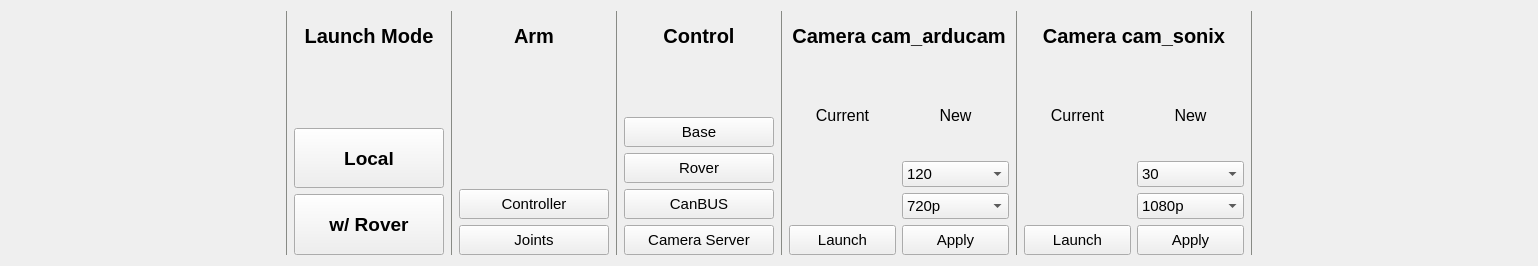
First picture: the form in rover_launch_control/resource/rover_launch_control.ui, repository robotique-udes/rover, before the edit.
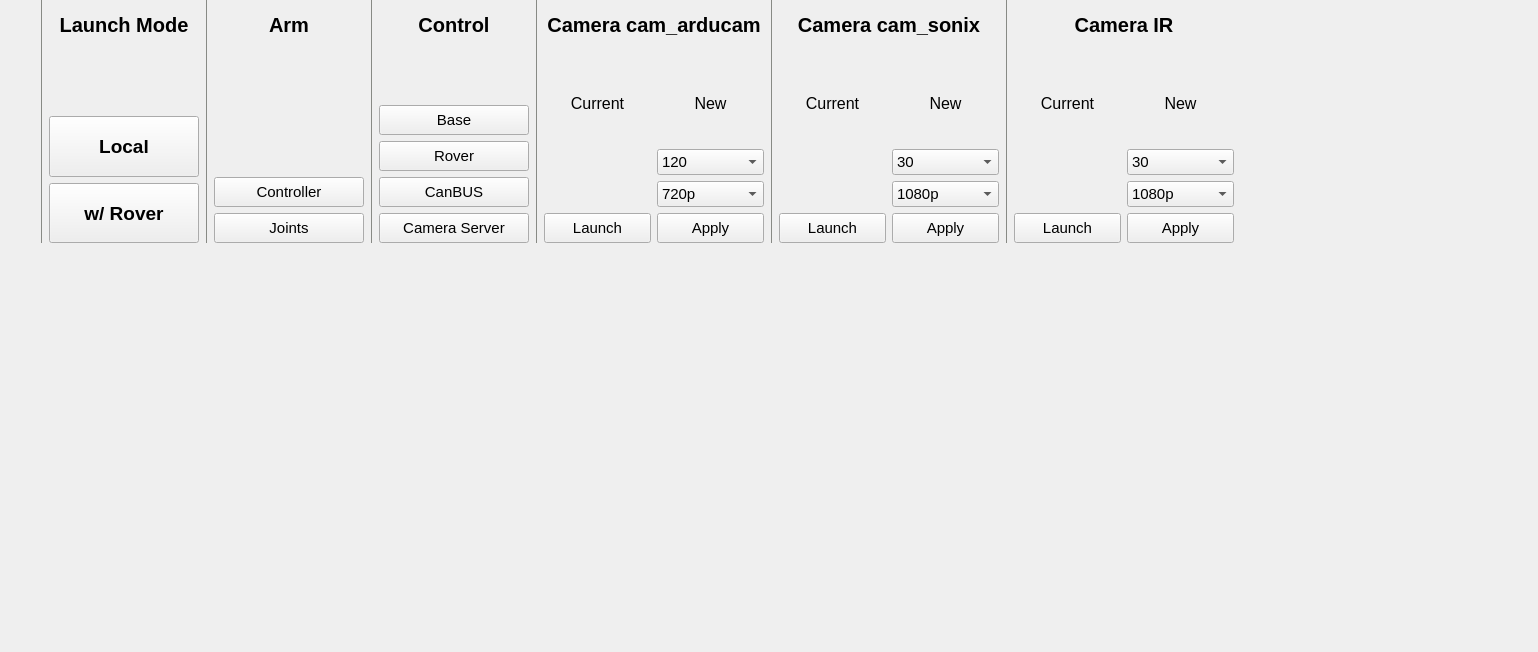
Second picture: the form after the edit.

Commit message: Added IR cam support

Diff of the .ui file:
```diff
--- a/rover_launch_control/resource/rover_launch_control.ui
+++ b/rover_launch_control/resource/rover_launch_control.ui
@@ -13,13 +13,13 @@
     <x>0</x>
     <y>0</y>
     <width>1538</width>
-    <height>266</height>
+    <height>652</height>
    </rect>
   </property>
   <property name="maximumSize">
    <size>
     <width>10000</width>
-    <height>266</height>
+    <height>10000</height>
    </size>
   </property>
   <property name="font">
@@ -41,8 +41,7 @@
   <property name="styleSheet">
    <string notr="true"/>
   </property>
-  <layout class="QGridLayout" name="gridLayout_2">
-   <item row="0" column="0">
+  <widget class="QWidget" name="">
     <layout class="QVBoxLayout" name="verticalLayout_16">
      <item>
       <layout class="QHBoxLayout" name="horizontalLayout_6">
@@ -1584,6 +1583,418 @@
          </property>
         </widget>
        </item>
+      <item>
+       <layout class="QVBoxLayout" name="verticalLayout_15">
+        <item>
+         <layout class="QVBoxLayout" name="verticalLayout_17">
+          <item>
+           <widget class="QLabel" name="label_10">
+            <property name="sizePolicy">
+             <sizepolicy hsizetype="MinimumExpanding" vsizetype="MinimumExpanding">
+              <horstretch>0</horstretch>
+              <verstretch>0</verstretch>
+             </sizepolicy>
+            </property>
+            <property name="minimumSize">
+             <size>
+              <width>220</width>
+              <height>50</height>
+             </size>
+            </property>
+            <property name="maximumSize">
+             <size>
+              <width>16777215</width>
+              <height>50</height>
+             </size>
+            </property>
+            <property name="font">
+             <font>
+              <family>Ubuntu</family>
+              <pointsize>15</pointsize>
+              <weight>75</weight>
+              <bold>true</bold>
+             </font>
+            </property>
+            <property name="text">
+             <string>Camera IR</string>
+            </property>
+            <property name="textFormat">
+             <enum>Qt::AutoText</enum>
+            </property>
+            <property name="scaledContents">
+             <bool>false</bool>
+            </property>
+            <property name="alignment">
+             <set>Qt::AlignCenter</set>
+            </property>
+           </widget>
+          </item>
+          <item>
+           <layout class="QHBoxLayout" name="horizontalLayout_7">
+            <item>
+             <layout class="QVBoxLayout" name="verticalLayout_18">
+              <item>
+               <spacer name="verticalSpacer_8">
+                <property name="orientation">
+                 <enum>Qt::Vertical</enum>
+                </property>
+                <property name="sizeHint" stdset="0">
+                 <size>
+                  <width>20</width>
+                  <height>40</height>
+                 </size>
+                </property>
+               </spacer>
+              </item>
+              <item>
+               <widget class="QLabel" name="label_11">
+                <property name="sizePolicy">
+                 <sizepolicy hsizetype="MinimumExpanding" vsizetype="MinimumExpanding">
+                  <horstretch>0</horstretch>
+                  <verstretch>0</verstretch>
+                 </sizepolicy>
+                </property>
+                <property name="maximumSize">
+                 <size>
+                  <width>16777215</width>
+                  <height>15</height>
+                 </size>
+                </property>
+                <property name="font">
+                 <font>
+                  <family>Ubuntu</family>
+                  <pointsize>12</pointsize>
+                  <weight>50</weight>
+                  <bold>false</bold>
+                 </font>
+                </property>
+                <property name="text">
+                 <string>Current</string>
+                </property>
+                <property name="textFormat">
+                 <enum>Qt::AutoText</enum>
+                </property>
+                <property name="scaledContents">
+                 <bool>false</bool>
+                </property>
+                <property name="alignment">
+                 <set>Qt::AlignCenter</set>
+                </property>
+               </widget>
+              </item>
+              <item>
+               <widget class="QPushButton" name="pb_current_cam_IR_bw">
+                <property name="enabled">
+                 <bool>true</bool>
+                </property>
+                <property name="cursor">
+                 <cursorShape>ArrowCursor</cursorShape>
+                </property>
+                <property name="focusPolicy">
+                 <enum>Qt::StrongFocus</enum>
+                </property>
+                <property name="text">
+                 <string/>
+                </property>
+                <property name="autoDefault">
+                 <bool>false</bool>
+                </property>
+                <property name="default">
+                 <bool>false</bool>
+                </property>
+                <property name="flat">
+                 <bool>true</bool>
+                </property>
+               </widget>
+              </item>
+              <item>
+               <widget class="QPushButton" name="pb_current_cam_IR_framerate">
+                <property name="cursor">
+                 <cursorShape>ArrowCursor</cursorShape>
+                </property>
+                <property name="text">
+                 <string/>
+                </property>
+                <property name="flat">
+                 <bool>true</bool>
+                </property>
+               </widget>
+              </item>
+              <item>
+               <widget class="QPushButton" name="pb_current_cam_IR_resolution">
+                <property name="cursor">
+                 <cursorShape>ArrowCursor</cursorShape>
+                </property>
+                <property name="text">
+                 <string/>
+                </property>
+                <property name="flat">
+                 <bool>true</bool>
+                </property>
+               </widget>
+              </item>
+              <item>
+               <widget class="QPushButton" name="pb_cam_IR_launch">
+                <property name="sizePolicy">
+                 <sizepolicy hsizetype="Minimum" vsizetype="Fixed">
+                  <horstretch>0</horstretch>
+                  <verstretch>0</verstretch>
+                 </sizepolicy>
+                </property>
+                <property name="minimumSize">
+                 <size>
+                  <width>0</width>
+                  <height>30</height>
+                 </size>
+                </property>
+                <property name="cursor">
+                 <cursorShape>PointingHandCursor</cursorShape>
+                </property>
+                <property name="text">
+                 <string>Launch</string>
+                </property>
+                <property name="iconSize">
+                 <size>
+                  <width>16</width>
+                  <height>16</height>
+                 </size>
+                </property>
+                <property name="checkable">
+                 <bool>false</bool>
+                </property>
+                <property name="checked">
+                 <bool>false</bool>
+                </property>
+                <property name="autoDefault">
+                 <bool>false</bool>
+                </property>
+                <property name="default">
+                 <bool>false</bool>
+                </property>
+                <property name="flat">
+                 <bool>false</bool>
+                </property>
+               </widget>
+              </item>
+             </layout>
+            </item>
+            <item>
+             <layout class="QVBoxLayout" name="verticalLayout_19">
+              <item>
+               <spacer name="verticalSpacer_9">
+                <property name="orientation">
+                 <enum>Qt::Vertical</enum>
+                </property>
+                <property name="sizeHint" stdset="0">
+                 <size>
+                  <width>20</width>
+                  <height>40</height>
+                 </size>
+                </property>
+               </spacer>
+              </item>
+              <item>
+               <widget class="QLabel" name="label_12">
+                <property name="sizePolicy">
+                 <sizepolicy hsizetype="MinimumExpanding" vsizetype="MinimumExpanding">
+                  <horstretch>0</horstretch>
+                  <verstretch>0</verstretch>
+                 </sizepolicy>
+                </property>
+                <property name="maximumSize">
+                 <size>
+                  <width>16777215</width>
+                  <height>15</height>
+                 </size>
+                </property>
+                <property name="font">
+                 <font>
+                  <family>Ubuntu</family>
+                  <pointsize>12</pointsize>
+                  <weight>50</weight>
+                  <bold>false</bold>
+                 </font>
+                </property>
+                <property name="text">
+                 <string>New</string>
+                </property>
+                <property name="textFormat">
+                 <enum>Qt::AutoText</enum>
+                </property>
+                <property name="scaledContents">
+                 <bool>false</bool>
+                </property>
+                <property name="alignment">
+                 <set>Qt::AlignCenter</set>
+                </property>
+               </widget>
+              </item>
+              <item>
+               <widget class="QPushButton" name="blank_3">
+                <property name="enabled">
+                 <bool>true</bool>
+                </property>
+                <property name="cursor">
+                 <cursorShape>ArrowCursor</cursorShape>
+                </property>
+                <property name="focusPolicy">
+                 <enum>Qt::StrongFocus</enum>
+                </property>
+                <property name="text">
+                 <string/>
+                </property>
+                <property name="autoDefault">
+                 <bool>false</bool>
+                </property>
+                <property name="default">
+                 <bool>false</bool>
+                </property>
+                <property name="flat">
+                 <bool>true</bool>
+                </property>
+               </widget>
+              </item>
+              <item>
+               <widget class="QComboBox" name="cb_cam_IR_framerate">
+                <property name="cursor">
+                 <cursorShape>PointingHandCursor</cursorShape>
+                </property>
+                <property name="currentText">
+                 <string>30</string>
+                </property>
+                <item>
+                 <property name="text">
+                  <string>30</string>
+                 </property>
+                </item>
+                <item>
+                 <property name="text">
+                  <string>15</string>
+                 </property>
+                </item>
+                <item>
+                 <property name="text">
+                  <string>10</string>
+                 </property>
+                </item>
+                <item>
+                 <property name="text">
+                  <string>6</string>
+                 </property>
+                </item>
+                <item>
+                 <property name="text">
+                  <string>5</string>
+                 </property>
+                </item>
+                <item>
+                 <property name="text">
+                  <string>4</string>
+                 </property>
+                </item>
+                <item>
+                 <property name="text">
+                  <string>3</string>
+                 </property>
+                </item>
+                <item>
+                 <property name="text">
+                  <string>2</string>
+                 </property>
+                </item>
+                <item>
+                 <property name="text">
+                  <string>1</string>
+                 </property>
+                </item>
+               </widget>
+              </item>
+              <item>
+               <widget class="QComboBox" name="cb_cam_IR_resolution">
+                <property name="cursor">
+                 <cursorShape>PointingHandCursor</cursorShape>
+                </property>
+                <property name="currentText">
+                 <string>1080p</string>
+                </property>
+                <item>
+                 <property name="text">
+                  <string>1080p</string>
+                 </property>
+                </item>
+                <item>
+                 <property name="text">
+                  <string>720p</string>
+                 </property>
+                </item>
+                <item>
+                 <property name="text">
+                  <string>480p</string>
+                 </property>
+                </item>
+                <item>
+                 <property name="text">
+                  <string>360p</string>
+                 </property>
+                </item>
+                <item>
+                 <property name="text">
+                  <string>144p</string>
+                 </property>
+                </item>
+               </widget>
+              </item>
+              <item>
+               <widget class="QPushButton" name="pb_cam_IR_apply">
+                <property name="sizePolicy">
+                 <sizepolicy hsizetype="Minimum" vsizetype="Fixed">
+                  <horstretch>0</horstretch>
+                  <verstretch>0</verstretch>
+                 </sizepolicy>
+                </property>
+                <property name="minimumSize">
+                 <size>
+                  <width>0</width>
+                  <height>30</height>
+                 </size>
+                </property>
+                <property name="cursor">
+                 <cursorShape>PointingHandCursor</cursorShape>
+                </property>
+                <property name="text">
+                 <string>Apply</string>
+                </property>
+                <property name="iconSize">
+                 <size>
+                  <width>16</width>
+                  <height>16</height>
+                 </size>
+                </property>
+                <property name="checkable">
+                 <bool>false</bool>
+                </property>
+                <property name="checked">
+                 <bool>false</bool>
+                </property>
+                <property name="autoDefault">
+                 <bool>false</bool>
+                </property>
+                <property name="default">
+                 <bool>false</bool>
+                </property>
+                <property name="flat">
+                 <bool>false</bool>
+                </property>
+               </widget>
+              </item>
+             </layout>
+            </item>
+           </layout>
+          </item>
+         </layout>
+        </item>
+       </layout>
+      </item>
        <item>
         <spacer name="horizontalSpacer_2">
          <property name="orientation">
@@ -1600,8 +2011,7 @@
       </layout>
      </item>
     </layout>
-   </item>
-  </layout>
+  </widget>
  </widget>
  <resources/>
  <connections/>
```
Lines whose indentation alone changed are shown as unchanged. The commit also changes 1 other file.
